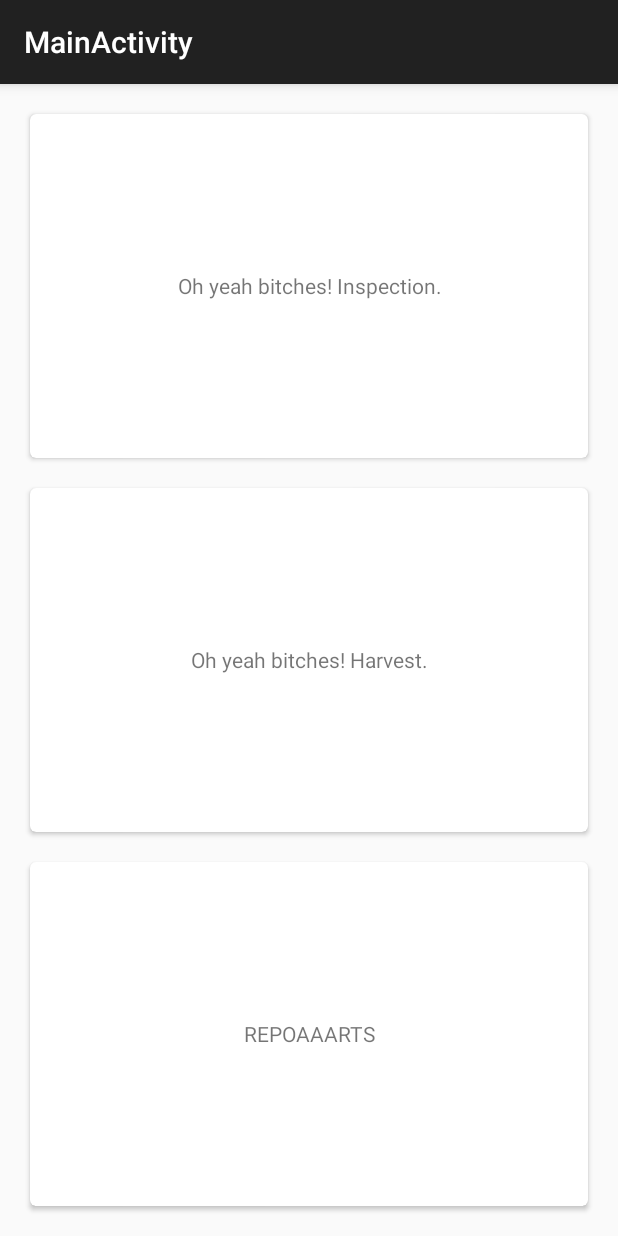
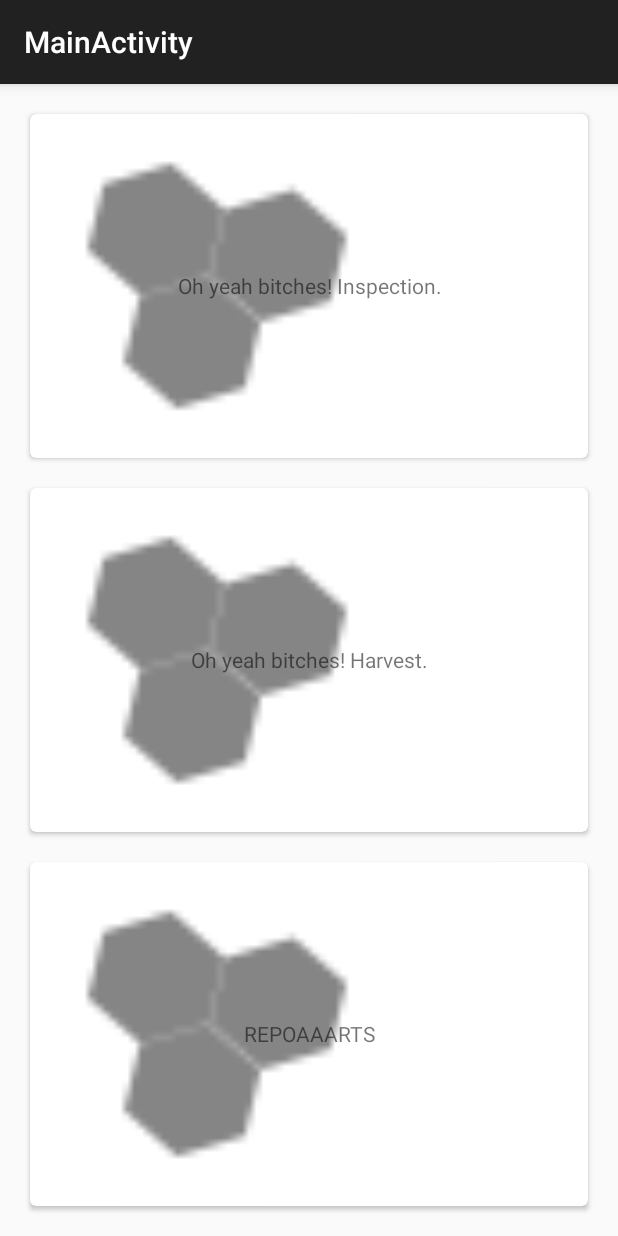
Before and after one commit to Glasgow2015/team-3, an Android app: the screen it shows after launch (MainActivity), on a phone screen of 412 x 824 dp. Run offline under Robolectric (Android 15) with nearby library versions, the phone set to English and light mode, and no system bars.

Commit message:
Added image to buttons.

```diff
--- a/GWOB_Application/app/src/main/res/layout/choices_card.xml
+++ b/GWOB_Application/app/src/main/res/layout/choices_card.xml
@@ -8,6 +8,16 @@
     android:layout_margin="10dp"
     android:layout_weight="1"
     card_view:cardCornerRadius="4dp">
+    <ImageView
+        android:layout_height="match_parent"
+        android:layout_width="wrap_content"
+        android:adjustViewBounds="true"
+        android:scaleType="fitCenter"
+        android:src="@drawable/ic_action_name"
+        android:id="@+id/hexPic"
+        android:layout_gravity="left|center"
+        android:paddingLeft="10dp"
+        />
     <TextView
         android:id="@+id/choice_name"
         android:layout_width="match_parent"
--- a/GWOB_Application/build.gradle
+++ b/GWOB_Application/build.gradle
@@ -5,7 +5,7 @@ buildscript {
         jcenter()
     }
     dependencies {
-        classpath 'com.android.tools.build:gradle:1.3.0'
+        classpath 'com.android.tools.build:gradle:1.3.+'
 
         // NOTE: Do not place your application dependencies here; they belong
         // in the individual module build.gradle files
```
Also changed, not shown: GWOB_Application/app/src/main/res/drawable-hdpi/ic_action_name.png (added), GWOB_Application/app/src/main/res/drawable-mdpi/ic_action_name.png (added), GWOB_Application/app/src/main/res/drawable-xhdpi/ic_action_name.png (added), GWOB_Application/app/src/main/res/drawable-xxhdpi/ic_action_name.png (added).
